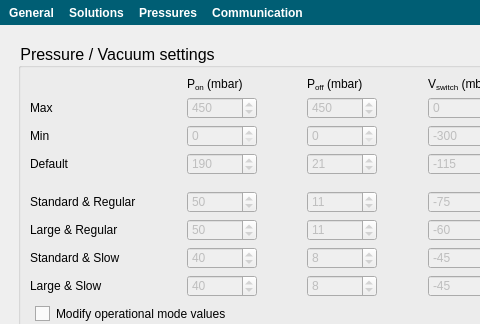
First picture: the form in apps/BioZone6/forms/tools.ui, repository bellonemauro/BioZone6, before the edit; both pictures show x 0 to 480 and y 0 to 324 of the 614 by 735 pixel window.
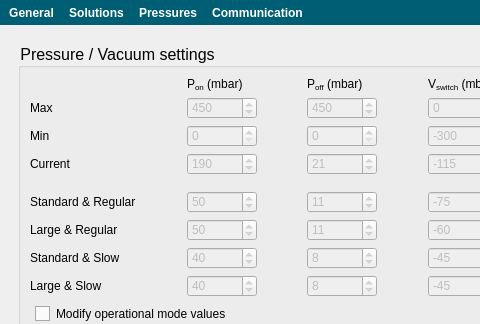
Second picture: the form after the edit. The open tabs and pages were chosen to show the change. Icons and pictures are not drawn.

What changed in the file:
```diff
--- a/apps/BioZone6/forms/tools.ui
+++ b/apps/BioZone6/forms/tools.ui
@@ -2480,7 +2480,7 @@
               </font>
              </property>
              <property name="text">
-              <string>Default</string>
+              <string>Current</string>
              </property>
             </widget>
            </item>
```
